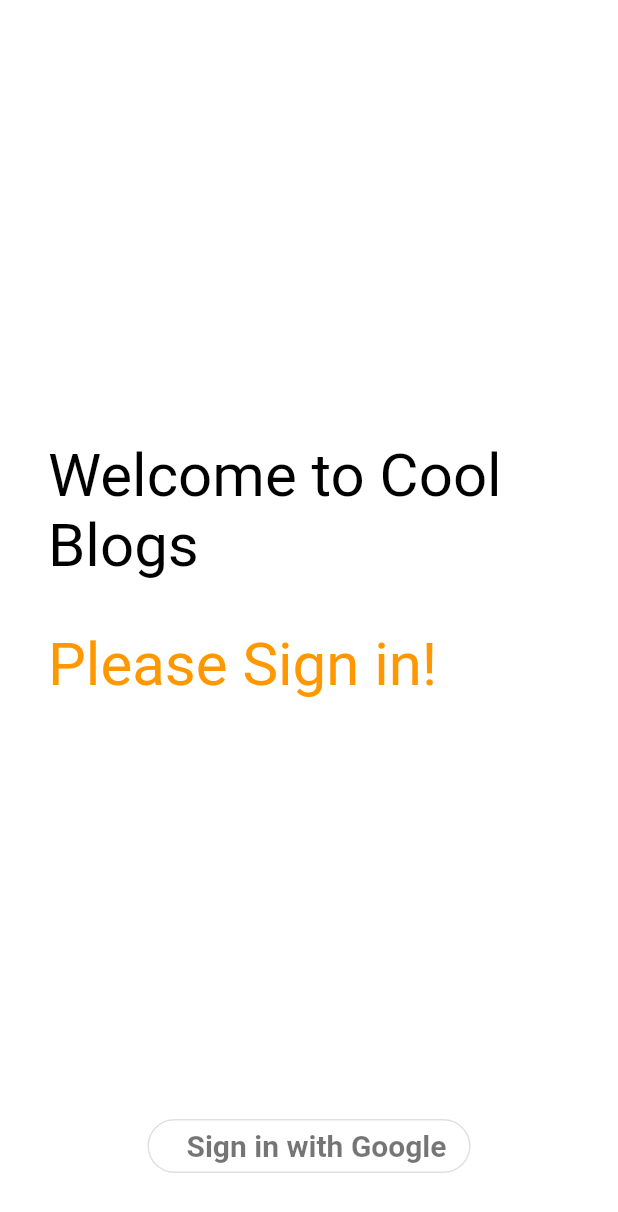
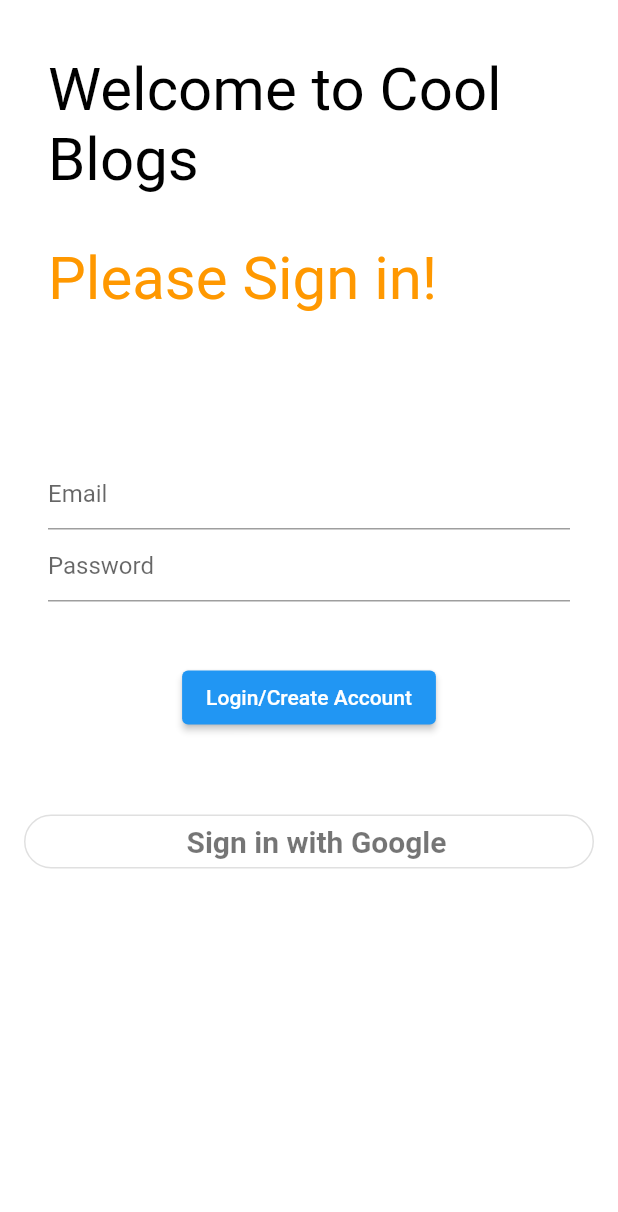
Before and after one commit to SatyamKr07/cool-blogs, a Flutter app: the screen it shows after launch, after a tap on "Sign in with Google", on a phone screen of 412 x 824 dp. Shown: the top 1212 px of the screen. Run offline on Flutter 3.47's test engine with Material 2 defaults, Android fonts, the light colour scheme and no system bars; our stand-ins replace cached_network_image, carousel_slider, cloud_firestore, firebase_auth, firebase_core, firebase_storage and 6 more; accounts and stored records are empty; generated files the repository leaves out were written again; network calls fail.

Commit message:
email auth doen

```diff
--- a/lib/main.dart
+++ b/lib/main.dart
@@ -1,3 +1,4 @@
+import 'package:firebase_core/firebase_core.dart';
 import 'package:flutter/material.dart';
 
 import 'src/app.dart';
@@ -18,5 +19,6 @@ void main() async {
   // SettingsView.
   WidgetsFlutterBinding.ensureInitialized();
 
+  await Firebase.initializeApp();
   runApp(MyApp(settingsController: settingsController));
 }
--- a/lib/src/app.dart
+++ b/lib/src/app.dart
@@ -7,6 +7,7 @@ import 'package:flutter_gen/gen_l10n/app_localizations.dart';
 import 'package:flutter_localizations/flutter_localizations.dart';
 import 'package:get/get_navigation/src/root/get_material_app.dart';
 
+import 'pages/splash_screen/splash_screen.dart';
 import 'sample_feature/sample_item_details_view.dart';
 import 'sample_feature/sample_item_list_view.dart';
 import 'settings/settings_controller.dart';
@@ -88,7 +89,7 @@ class MyApp extends StatelessWidget {
               },
             );
           },
-          home: SignInScreen(),
+          home: const SplashScreen(),
         );
       },
     );
--- a/lib/src/central/services/authentication.dart
+++ b/lib/src/central/services/auth_ctrl.dart
@@ -2,33 +2,57 @@ import 'package:cloud_firestore/cloud_firestore.dart';
 import 'package:cool_blog/src/central/services/user_controller.dart';
 import 'package:cool_blog/src/models/user_model.dart';
 import 'package:cool_blog/src/pages/home/home.dart';
+import 'package:cool_blog/src/pages/sign_in_screen/sign_in_screen.dart';
 import 'package:firebase_auth/firebase_auth.dart';
 import 'package:firebase_core/firebase_core.dart';
 import 'package:flutter/foundation.dart';
 import 'package:flutter/material.dart';
+import 'package:get/get.dart';
+import 'package:get/get_navigation/src/extension_navigation.dart';
 import 'package:get/instance_manager.dart';
 import 'package:google_sign_in/google_sign_in.dart';
 
 import './my_logger.dart';
 
-class Authentication {
-  static Future<FirebaseApp> initializeFirebase(
-      {required BuildContext context}) async {
-    FirebaseApp firebaseApp = await Firebase.initializeApp();
+class AuthCtrl extends GetxController {
+  String messageStr = "";
 
+  checkUser(BuildContext context) async {
     User? user = FirebaseAuth.instance.currentUser;
 
     if (user != null) {
-      logger.d("user is signed in: ${user.displayName}");
       feedUserData(user);
-      Navigator.of(context).pushReplacement(
-        MaterialPageRoute(builder: (context) => Home()),
-      );
+      logger.d("user isn't null");
+      if (!user.emailVerified) {
+        logger.d(
+            "user email ${user.email} not verified, sending verification email");
+        messageStr =
+            "Verify your email. Click on verification link and login again.";
+        update(["authMsgId"]);
+        try {
+          await user.sendEmailVerification();
+          user.reload();
+
+          debugPrint("verification link sent");
+        } catch (e) {
+          logger.e(e);
+          messageStr = e.toString();
+        } finally {
+          Get.offAll(() => SignInScreen());
+        }
+      } else {
+        logger.d("user email is verified. checking user exists in db");
+        if (await checkUserExistsInDb() == false) {
+          await createUserDb();
+        }
+
+        logger.d("User exists in db. Nav to Home()");
+        Get.offAll(() => Home());
+      }
     } else {
       logger.d("user is singout");
+      Get.offAll(() => SignInScreen());
     }
-
-    return firebaseApp;
   }
 
   static Future<User?> signInWithGoogle({required BuildContext context}) async {
@@ -70,14 +94,14 @@ class Authentication {
         } on FirebaseAuthException catch (e) {
           if (e.code == 'account-exists-with-different-credential') {
             ScaffoldMessenger.of(context).showSnackBar(
-              Authentication.customSnackBar(
+              AuthCtrl.customSnackBar(
                 content:
                     'The account already exists with a different credential.',
               ),
             );
           } else if (e.code == 'invalid-credential') {
             ScaffoldMessenger.of(context).showSnackBar(
-              Authentication.customSnackBar(
+              AuthCtrl.customSnackBar(
                 content:
                     'Error occurred while accessing credentials. Try again.',
               ),
@@ -85,7 +109,7 @@ class Authentication {
           }
         } catch (e) {
           ScaffoldMessenger.of(context).showSnackBar(
-            Authentication.customSnackBar(
+            AuthCtrl.customSnackBar(
               content: 'Error occurred using Google Sign-In. Try again.',
             ),
           );
@@ -101,8 +125,8 @@ class Authentication {
     final userController = Get.find<UserController>();
     userController.appUser.id = user!.uid;
     userController.appUser.email = user.email!;
-    userController.appUser.displayName = user.displayName!;
-    userController.appUser.profilePic = user.photoURL!;
+    userController.appUser.displayName = user.displayName ?? "";
+    userController.appUser.profilePic = user.photoURL ?? "";
   }
 
   static Future<void> signOut({required BuildContext context}) async {
@@ -116,7 +140,7 @@ class Authentication {
       UserModel myUser = UserModel();
     } catch (e) {
       ScaffoldMessenger.of(context).showSnackBar(
-        Authentication.customSnackBar(
+        AuthCtrl.customSnackBar(
           content: 'Error signing out. Try again.',
         ),
       );
@@ -133,6 +157,67 @@ class Authentication {
     );
   }
 
+  createUserUsingEmail(String email, String password) async {
+    logger.d("in createUserUsingEmail");
+    try {
+      UserCredential userCredential = await FirebaseAuth.instance
+          .createUserWithEmailAndPassword(email: email, password: password);
+      logger.d("users created");
+      if (userCredential.user != null) {
+        if (!userCredential.user!.emailVerified) {
+          logger.d("user email not verified, sending verification email");
+          messageStr =
+              "Verify your email. Click on verification link and login again.";
+          update(["authMsgId"]);
+          await userCredential.user!.sendEmailVerification();
+          debugPrint("verification link sent");
+          return;
+        }
+        logger.d("navigating to Home()");
+        Get.offAll(() => Home());
+      }
+    } on FirebaseAuthException catch (e) {
+      if (e.code == 'weak-password') {
+        logger.d('The password provided is too weak.');
+      } else if (e.code == 'email-already-in-use') {
+        logger.d('The account already exists for that email.');
+      }
+    } catch (e) {
+      logger.e(e);
+    }
+  }
+
+  singInUsingEmail(String email, String password) async {
+    logger.d("in signInUsingEmail", email);
+    try {
+      UserCredential userCredential = await FirebaseAuth.instance
+          .signInWithEmailAndPassword(email: email, password: password);
+
+      if (userCredential.user != null) {
+        feedUserData(userCredential.user);
+        if (!userCredential.user!.emailVerified) {
+          logger.d("user email not verified, sending verification email");
+          messageStr =
+              "Verify your email. Click on verification link and login again.";
+          update(["authMsgId"]);
+
+          await userCredential.user!.sendEmailVerification();
+          debugPrint("verification link sent");
+          return;
+        }
+        logger.d("navigating to Home()");
+        Get.offAll(() => Home());
+      }
+    } on FirebaseAuthException catch (e) {
+      if (e.code == 'user-not-found') {
+        logger.d('No user found for that email.');
+        createUserUsingEmail(email, password);
+      } else if (e.code == 'wrong-password') {
+        logger.d('Wrong password provided for that user.');
+      }
+    }
+  }
+
   CollectionReference usersCol = FirebaseFirestore.instance.collection('users');
   checkUserExistsInDb() async {
     // String userId = "";
--- a/lib/src/central/services/user_controller.dart
+++ b/lib/src/central/services/user_controller.dart
@@ -6,6 +6,7 @@ import 'my_logger.dart';
 
 class UserController extends GetxController {
   UserModel appUser = UserModel();
+
 
 Stream<QuerySnapshot> filterUser(emailQuery) {
     // logger.d('category $category');
--- a/lib/src/pages/sign_in_screen/google_signin_btn.dart
+++ b/lib/src/pages/sign_in_screen/google_signin_btn.dart
@@ -1,4 +1,4 @@
-import 'package:cool_blog/src/central/services/authentication.dart';
+import 'package:cool_blog/src/central/services/auth_ctrl.dart';
 import 'package:cool_blog/src/pages/home/home.dart';
 import 'package:firebase_auth/firebase_auth.dart';
 import 'package:flutter/material.dart';
@@ -10,7 +10,7 @@ class GoogleSignInButton extends StatefulWidget {
 
 class _GoogleSignInButtonState extends State<GoogleSignInButton> {
   bool _isSigningIn = false;
-  Authentication authentication = Authentication();
+  AuthCtrl authentication = AuthCtrl();
 
   @override
   Widget build(BuildContext context) {
@@ -35,7 +35,7 @@ class _GoogleSignInButtonState extends State<GoogleSignInButton> {
                 });
 
                 User? user =
-                    await Authentication.signInWithGoogle(context: context);
+                    await AuthCtrl.signInWithGoogle(context: context);
 
                 setState(() {
                   _isSigningIn = false;
--- a/lib/src/pages/sign_in_screen/sign_in_screen.dart
+++ b/lib/src/pages/sign_in_screen/sign_in_screen.dart
@@ -1,5 +1,6 @@
-import 'package:cool_blog/src/central/services/authentication.dart';
+import 'package:cool_blog/src/central/services/auth_ctrl.dart';
 import 'package:flutter/material.dart';
+import 'package:get/get.dart';
 
 import 'google_signin_btn.dart';
 
@@ -9,6 +10,8 @@ class SignInScreen extends StatefulWidget {
 }
 
 class _SignInScreenState extends State<SignInScreen> {
+  final authCtrl = Get.find<AuthCtrl>();
+
   @override
   Widget build(BuildContext context) {
     return Scaffold(
@@ -20,12 +23,9 @@ class _SignInScreenState extends State<SignInScreen> {
             right: 16.0,
             bottom: 20.0,
           ),
-          child: Column(
-            mainAxisSize: MainAxisSize.max,
+          child: ListView(
             children: [
-              Row(),
-              Expanded(
-                child: Column(
+              Column(
                 mainAxisSize: MainAxisSize.min,
                 crossAxisAlignment: CrossAxisAlignment.start,
                 mainAxisAlignment: MainAxisAlignment.center,
@@ -53,26 +53,81 @@ class _SignInScreenState extends State<SignInScreen> {
                   ),
                 ],
               ),
-              ),
-              FutureBuilder(
-                future: Authentication.initializeFirebase(context: context),
-                builder: (context, snapshot) {
-                  if (snapshot.hasError) {
-                    return const Text('Error initializing Firebase');
-                  } else if (snapshot.connectionState == ConnectionState.done) {
-                    return GoogleSignInButton();
-                  }
-                  return const CircularProgressIndicator(
-                    valueColor: AlwaysStoppedAnimation<Color>(
-                      Colors.orange,
-                    ),
-                  );
-                },
-              ),
+              const SizedBox(height: 64),
+              emailPasswordTextField(),
+              const SizedBox(height: 32),
+
+              GoogleSignInButton()
+              // FutureBuilder(
+              //   future: Authentication.initializeFirebase(context: context),
+              //   builder: (context, snapshot) {
+              //     if (snapshot.hasError) {
+              //       return const Text('Error initializing Firebase');
+              //     } else if (snapshot.connectionState == ConnectionState.done) {
+              //       return GoogleSignInButton();
+              //     }
+              //     return const CircularProgressIndicator(
+              //       valueColor: AlwaysStoppedAnimation<Color>(
+              //         Colors.orange,
+              //       ),
+              //     );
+              //   },
+              // ),
             ],
           ),
         ),
       ),
     );
   }
+
+  String email = "";
+  String password = "";
+  emailPasswordTextField() {
+    return Padding(
+      padding: const EdgeInsets.all(16.0),
+      child: Column(
+        children: [
+          TextField(
+            decoration: const InputDecoration(hintText: 'Email'),
+            onChanged: (val) {
+              email = val;
+            },
+          ),
+          TextField(
+            decoration: const InputDecoration(hintText: 'Password'),
+            onChanged: (val) {
+              password = val;
+            },
+          ),
+          SizedBox(height: 20),
+          messageText(),
+          SizedBox(height: 20),
+          ElevatedButton(
+              child: const Text("Login/Create Account"),
+              onPressed: () {
+                // Authentication authentication = Authentication();
+
+                authCtrl.singInUsingEmail(email, password);
+              })
+        ],
+      ),
+    );
   }
+
+  // final au
+  messageText() {
+    return GetBuilder<AuthCtrl>(
+      id: "authMsgId",
+      builder: (_) {
+        return _.messageStr == ""
+            ? Container()
+            : Text(
+                _.messageStr,
+                style:
+                    const TextStyle(fontSize: 24, fontWeight: FontWeight.bold),
+                textAlign: TextAlign.center,
+              );
+      },
+    );
+  }
+}
--- /dev/null
+++ b/lib/src/pages/splash_screen/splash_screen.dart
@@ -0,0 +1,29 @@
+import 'package:cool_blog/src/central/services/auth_ctrl.dart';
+import 'package:flutter/material.dart';
+import 'package:get/get.dart';
+
+class SplashScreen extends StatefulWidget {
+  const SplashScreen({Key? key}) : super(key: key);
+
+  @override
+  State<SplashScreen> createState() => _SplashScreenState();
+}
+
+class _SplashScreenState extends State<SplashScreen> {
+  final authCtrl = Get.put<AuthCtrl>(AuthCtrl());
+  @override
+  void initState() {
+    // TODO: implement initState
+    super.initState();
+    WidgetsBinding.instance!.addPostFrameCallback((_) {
+      print("WidgetsBinding");
+
+      authCtrl.checkUser(context);
+    });
+  }
+
+  @override
+  Widget build(BuildContext context) {
+    return const Scaffold(body: Center(child: CircularProgressIndicator()));
+  }
+}
```
Also changed, not shown: lib/src/pages/home/home.dart (+7 -2 lines), lib/src/pages/home/views/blog_template.dart (+10 -2 lines), lib/src/pages/profile/profile_page.dart (+14 -15 lines). Lines whose indentation alone changed are shown as unchanged.
